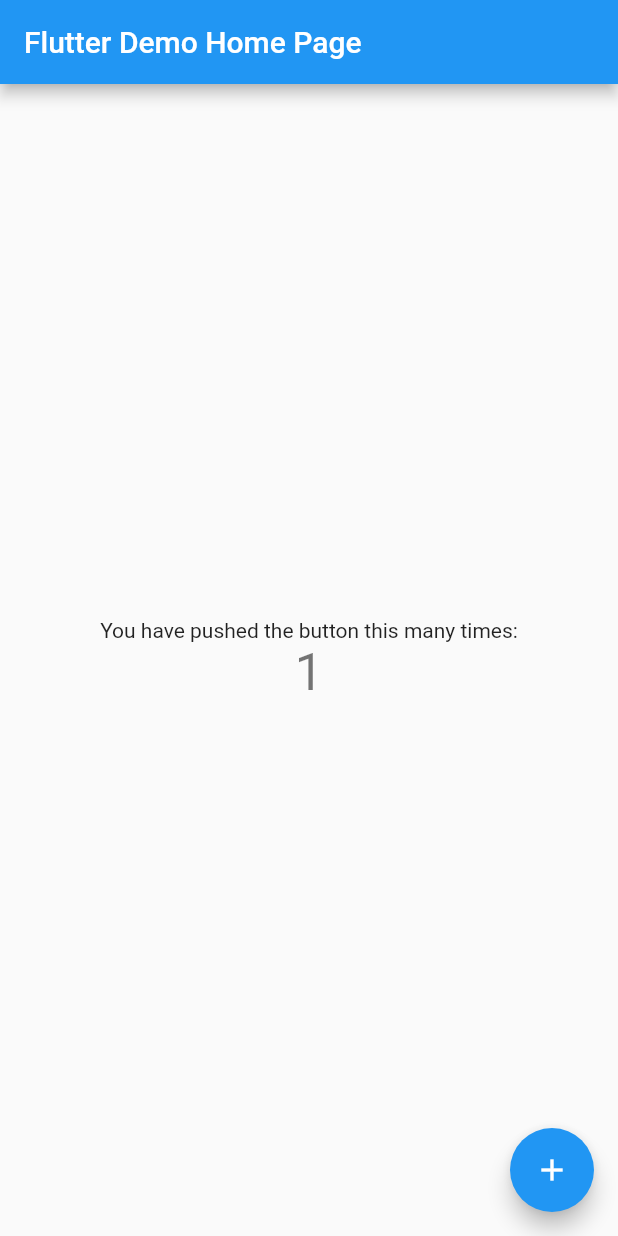
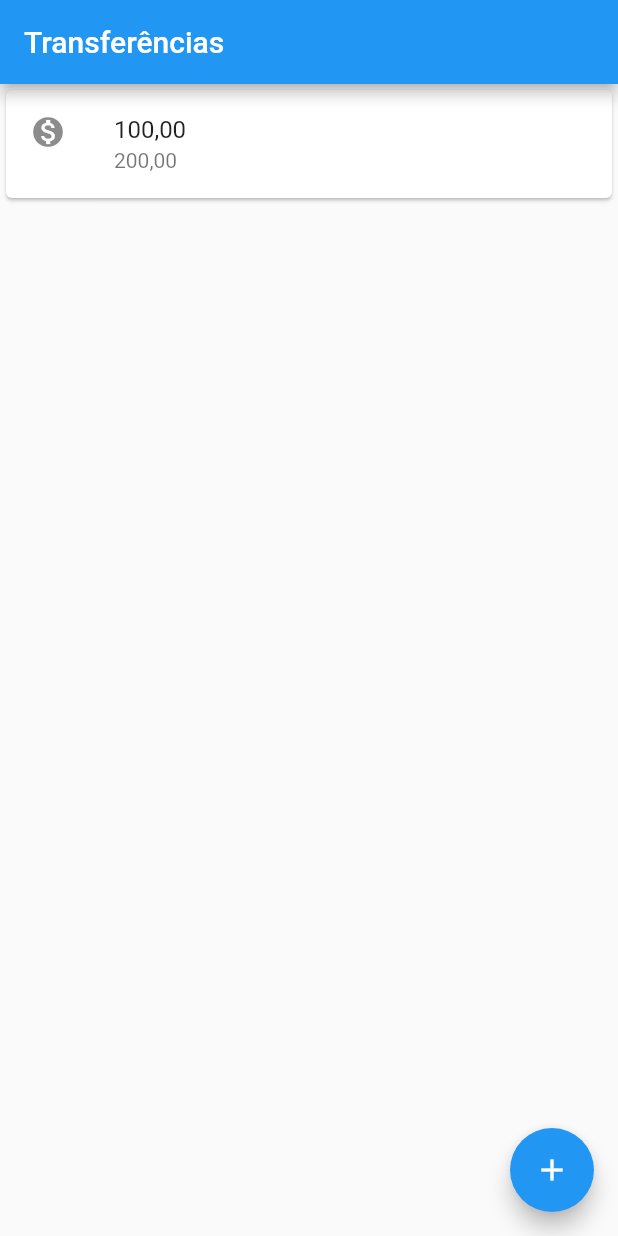
Before and after one commit to silveiraluisf/projeto-flutter-treino, a Flutter app: the screen it shows after launch, after a tap on the "add" icon, on a phone screen of 412 x 824 dp. Run offline on Flutter 3.47's test engine with Material 2 defaults, Android fonts, the phone set to English and light mode, and no system bars.

Commit message:
nova tela

```diff
--- a/lib/main.dart
+++ b/lib/main.dart
@@ -1,115 +1,39 @@
 import 'package:flutter/material.dart';
 
-void main() {
-  runApp(const MyApp());
-}
+void main() => runApp(MaterialApp(
+  home: Scaffold(
+    body: ListaTransferencias(),
+    appBar: AppBar(title: Text('Transferências'),),
+    floatingActionButton: FloatingActionButton(
+      onPressed: () { },
+      child: Icon(Icons.add),
+    ),
+  ),
+));
 
-class MyApp extends StatelessWidget {
-  const MyApp({Key? key}) : super(key: key);
-
-  // This widget is the root of your application.
+class ListaTransferencias extends StatelessWidget {
   @override
   Widget build(BuildContext context) {
-    return MaterialApp(
-      title: 'Flutter Demo',
-      theme: ThemeData(
-        // This is the theme of your application.
-        //
-        // Try running your application with "flutter run". You'll see the
-        // application has a blue toolbar. Then, without quitting the app, try
-        // changing the primarySwatch below to Colors.green and then invoke
-        // "hot reload" (press "r" in the console where you ran "flutter run",
-        // or simply save your changes to "hot reload" in a Flutter IDE).
-        // Notice that the counter didn't reset back to zero; the application
-        // is not restarted.
-        primarySwatch: Colors.blue,
-      ),
-      home: const MyHomePage(title: 'Flutter Demo Home Page'),
+    // TODO: implement build
+    return Column(
+      children: [
+        ItemTransferencia(),
+      ],
     );
   }
-}
-
-class MyHomePage extends StatefulWidget {
-  const MyHomePage({Key? key, required this.title}) : super(key: key);
-
-  // This widget is the home page of your application. It is stateful, meaning
-  // that it has a State object (defined below) that contains fields that affect
-  // how it looks.
-
-  // This class is the configuration for the state. It holds the values (in this
-  // case the title) provided by the parent (in this case the App widget) and
-  // used by the build method of the State. Fields in a Widget subclass are
-  // always marked "final".
-
-  final String title;
-
-  @override
-  State<MyHomePage> createState() => _MyHomePageState();
-}
-
-class _MyHomePageState extends State<MyHomePage> {
-  int _counter = 0;
-
-  void _incrementCounter() {
-    setState(() {
-      // This call to setState tells the Flutter framework that something has
-      // changed in this State, which causes it to rerun the build method below
-      // so that the display can reflect the updated values. If we changed
-      // _counter without calling setState(), then the build method would not be
-      // called again, and so nothing would appear to happen.
-      _counter++;
-    });
   }
 
+  class ItemTransferencia extends StatelessWidget {
   @override
   Widget build(BuildContext context) {
-    // This method is rerun every time setState is called, for instance as done
-    // by the _incrementCounter method above.
-    //
-    // The Flutter framework has been optimized to make rerunning build methods
-    // fast, so that you can just rebuild anything that needs updating rather
-    // than having to individually change instances of widgets.
-    return Scaffold(
-      appBar: AppBar(
-        // Here we take the value from the MyHomePage object that was created by
-        // the App.build method, and use it to set our appbar title.
-        title: Text(widget.title),
+    // TODO: implement build
+    return Card(
+      child: ListTile(
+        leading: Icon(Icons.monetization_on),
+        title: Text('100,00'),
+        subtitle: Text('200,00'),
       ),
-      body: Center(
-        // Center is a layout widget. It takes a single child and positions it
-        // in the middle of the parent.
-        child: Column(
-          // Column is also a layout widget. It takes a list of children and
-          // arranges them vertically. By default, it sizes itself to fit its
-          // children horizontally, and tries to be as tall as its parent.
-          //
-          // Invoke "debug painting" (press "p" in the console, choose the
-          // "Toggle Debug Paint" action from the Flutter Inspector in Android
-          // Studio, or the "Toggle Debug Paint" command in Visual Studio Code)
-          // to see the wireframe for each widget.
-          //
-          // Column has various properties to control how it sizes itself and
-          // how it positions its children. Here we use mainAxisAlignment to
-          // center the children vertically; the main axis here is the vertical
-          // axis because Columns are vertical (the cross axis would be
-          // horizontal).
-          mainAxisAlignment: MainAxisAlignment.center,
-          children: <Widget>[
-            const Text(
-              'You have pushed the button this many times:',
-            ),
-            Text(
-              '$_counter',
-              style: Theme.of(context).textTheme.headline4,
-            ),
-          ],
-        ),
-      ),
-      floatingActionButton: FloatingActionButton(
-        onPressed: _incrementCounter,
-        tooltip: 'Increment',
-        child: const Icon(Icons.add),
-      ), // This trailing comma makes auto-formatting nicer for build methods.
     );
   }
-}
+
+  }
```
